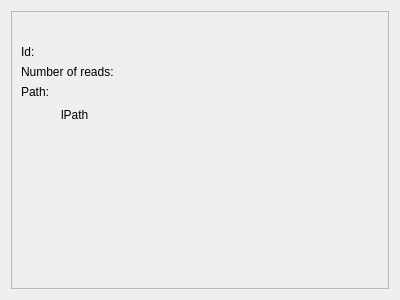
Above: ui_components/currenttaxnodedetails.ui from aakrosh/marva before the change. Below: the same form after it.
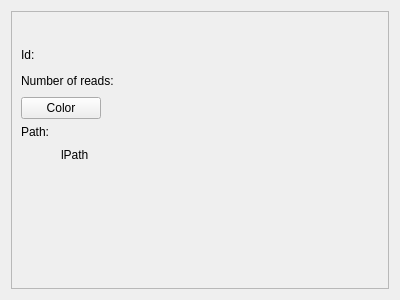
That is the form after the change.

The edit to the form file:
```diff
--- a/ui_components/currenttaxnodedetails.ui
+++ b/ui_components/currenttaxnodedetails.ui
@@ -63,6 +63,19 @@
            </property>
           </widget>
          </item>
+         <item>
+          <spacer name="horizontalSpacer_2">
+           <property name="orientation">
+            <enum>Qt::Horizontal</enum>
+           </property>
+           <property name="sizeHint" stdset="0">
+            <size>
+             <width>40</width>
+             <height>20</height>
+            </size>
+           </property>
+          </spacer>
+         </item>
         </layout>
        </item>
        <item>
@@ -81,6 +94,43 @@
            </property>
           </widget>
          </item>
+         <item>
+          <spacer name="horizontalSpacer_3">
+           <property name="orientation">
+            <enum>Qt::Horizontal</enum>
+           </property>
+           <property name="sizeHint" stdset="0">
+            <size>
+             <width>40</width>
+             <height>20</height>
+            </size>
+           </property>
+          </spacer>
+         </item>
+        </layout>
+       </item>
+       <item>
+        <layout class="QHBoxLayout" name="horizontalLayout_2">
+         <item>
+          <widget class="QPushButton" name="bColor">
+           <property name="text">
+            <string>Color</string>
+           </property>
+          </widget>
+         </item>
+         <item>
+          <spacer name="horizontalSpacer_4">
+           <property name="orientation">
+            <enum>Qt::Horizontal</enum>
+           </property>
+           <property name="sizeHint" stdset="0">
+            <size>
+             <width>40</width>
+             <height>20</height>
+            </size>
+           </property>
+          </spacer>
+         </item>
         </layout>
        </item>
        <item>
```
Left out of the diff: 24 changed lines with no effect on the pictures.
